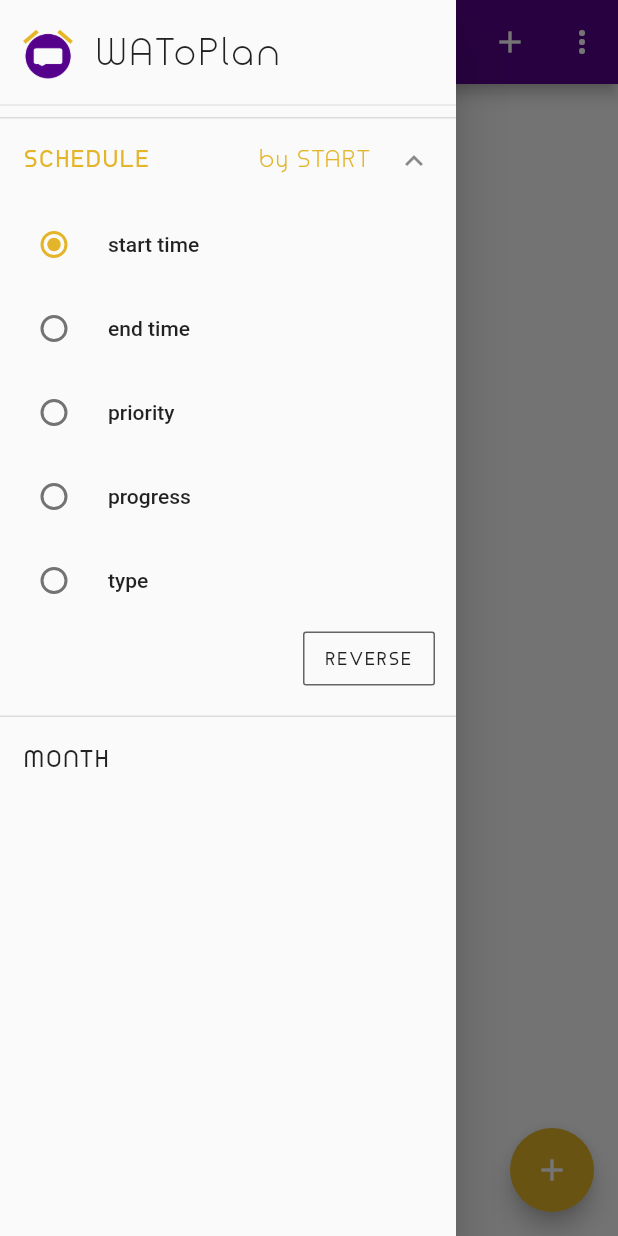
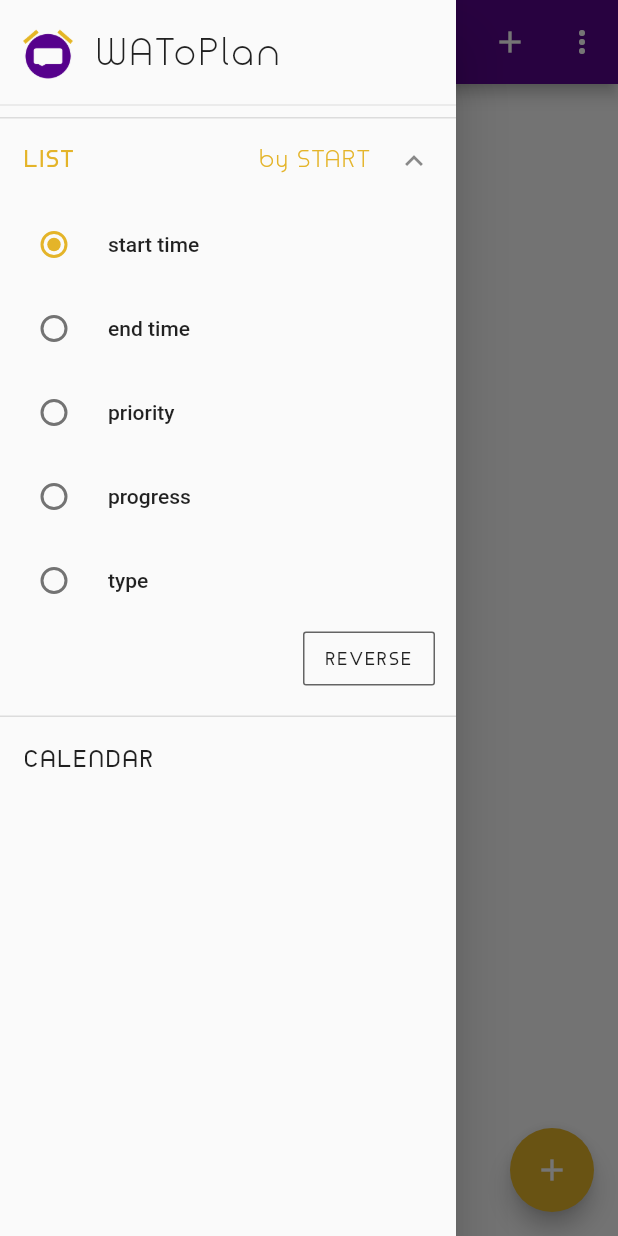
Before and after one commit to Eternali/watoplan_flut, a Flutter app: the screen it shows after launch, with the side drawer open, on a phone screen of 412 x 824 dp. Run offline on Flutter 3.47's test engine with Material 2 defaults, Android fonts, the phone set to English and light mode, and no system bars; our stand-ins replace convert, flutter_local_notifications, flutter_markdown, shared_preferences; missing offline and left inert: flutter_calendar, mongo_dart.

Commit message:
fixed some bugs and renamed somethings to make more sense

```diff
--- a/assets/defaults/data.json
+++ b/assets/defaults/data.json
@@ -94,13 +94,13 @@
   "focused": 0,
   "theme": "light",
   "needsRefresh": false,
-  "homeLayout": "schedule",
+  "homeLayout": "list",
   "homeOptions": {
-    "schedule": {
+    "list": {
       "sorter": "start",
       "sortRev": false
     },
-    "month": {
+    "calendar": {
 
     }
   }
--- a/lib/data/home_layouts.dart
+++ b/lib/data/home_layouts.dart
@@ -14,8 +14,8 @@ import 'package:watoplan/widgets/tick_scroller.dart';
 
 
 final Map<String, HomeLayout> validLayouts = {
-  'schedule': HomeLayout(
-    name: 'schedule',
+  'list': HomeLayout(
+    name: 'list',
     defaultOptions: {
       'sorter': 'start',
       'sortRev': false,
@@ -113,8 +113,8 @@ final Map<String, HomeLayout> validLayouts = {
       );
     }
   ),
-  'month': HomeLayout(
-    name: 'month',
+  'calendar': HomeLayout(
+    name: 'calendar',
     defaultOptions: {  },
   )..withMenuBuilder((HomeLayout self) =>
     (BuildContext context, ValueNotifier groupNotifier, ExpansionChanged onChanged) {
@@ -130,7 +130,7 @@ final Map<String, HomeLayout> validLayouts = {
         title: Row(
           children: <Widget>[
             Text(
-              locales.layoutMonth.toUpperCase(),
+              locales.layoutCalendar.toUpperCase(),
               style: TextStyle(
                 letterSpacing: 1.4,
                 fontWeight: FontWeight.w700,
--- a/lib/intents.dart
+++ b/lib/intents.dart
@@ -69,7 +69,7 @@ class Intents {
       'focusedDate': Converters.dateTimeFromString(prefs.getString('focusedDate')) ?? DateTime.now(),
       'theme': prefs.getString('theme') ?? LoadDefaults.defaultData['theme'] ?? 'light',
       'needsRefresh': LoadDefaults.defaultData['needsRefresh'] ?? false,
-      'homeLayout': prefs.getString('homeLayout') ?? LoadDefaults.defaultData['homeLayout'] ?? 'schedule',
+      'homeLayout': prefs.getString('homeLayout') ?? LoadDefaults.defaultData['homeLayout'] ?? 'list',
       'homeOptions': prefs.getString('homeOptions') != null
         ? json.decode(prefs.getString('homeOptions'))
         : LoadDefaults.defaultData['homeOptions'] ?? Reducers.firstDefault.homeOptions
--- a/lib/localizations.dart
+++ b/lib/localizations.dart
@@ -28,8 +28,8 @@ class WatoplanLocalizations {
   String get featureUnavailable => 'This feature isn\'t here yet, sorry!';
   String get featureComingSoon => 'This feature is coming soon!';
   String get invalidType => 'Make sure your type is valid before saving.';
-  String get layoutList => 'Schedule';
-  String get layoutMonth => 'Month';
+  String get layoutList => 'List';
+  String get layoutCalendar => 'Calendar';
   String get newActivity => 'New Activity';
   String get newActivityType => 'New Type';
   String get newNoti => 'New Notification';
--- a/lib/screens/home_screen.dart
+++ b/lib/screens/home_screen.dart
@@ -70,8 +70,6 @@ class HomeScreenState extends State<HomeScreen> {
   @override
   Widget build(BuildContext context) {
     final AppState stateVal = Provider.of(context).value;
-    // final Map<String, dynamic> soptions = stateVal.homeOptions['schedule'];
-    // final Map<String, dynamic> moptions = stateVal.homeOptions['month'];
     final locales = WatoplanLocalizations.of(context);
     final theme = Theme.of(context);
 
```
